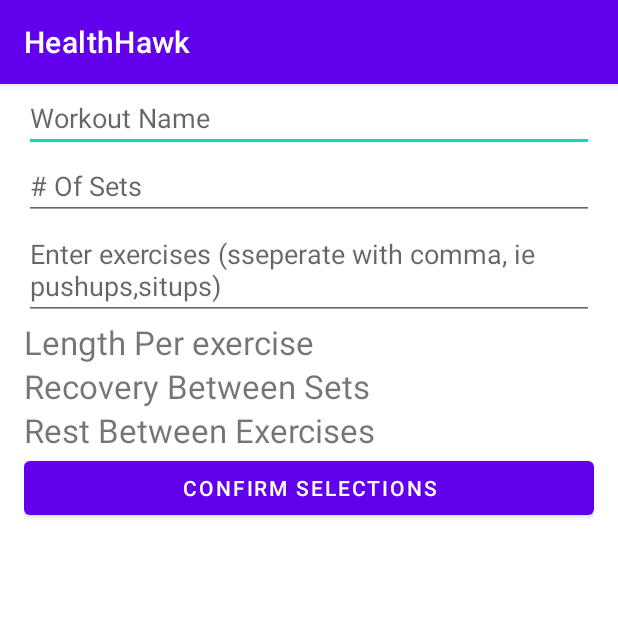
After one commit to ermoter/HealthHawk, an Android app: the AddWorkout screen opened directly, with no data from a screen before it, on a phone screen of 412 x 824 dp, the top half of it. The commit adds this screen. Run offline under Robolectric (Android 15) with nearby library versions, the phone set to English and light mode, and no system bars.

Commit message:
Added the functionality for users to input custom workout details

```diff
--- a/app/build.gradle
+++ b/app/build.gradle
@@ -33,6 +33,7 @@ dependencies {
     implementation 'androidx.appcompat:appcompat:1.3.1'
     implementation 'com.google.android.material:material:1.4.0'
     implementation 'androidx.constraintlayout:constraintlayout:2.1.1'
+    implementation 'androidx.legacy:legacy-support-v4:1.0.0'
     testImplementation 'junit:junit:4.+'
     androidTestImplementation 'androidx.test.ext:junit:1.1.3'
     androidTestImplementation 'androidx.test.espresso:espresso-core:3.4.0'
--- /dev/null
+++ b/app/src/main/java/com/example/healthhawk/AddWorkout.java
@@ -0,0 +1,144 @@
+package com.example.healthhawk;
+
+import androidx.activity.result.ActivityResult;
+import androidx.activity.result.ActivityResultCallback;
+import androidx.activity.result.ActivityResultLauncher;
+import androidx.activity.result.contract.ActivityResultContracts;
+import androidx.appcompat.app.AppCompatActivity;
+
+import android.app.Activity;
+import android.content.Intent;
+import android.os.Bundle;
+import android.view.View;
+import android.widget.Button;
+import android.widget.EditText;
+import android.widget.TextView;
+import android.widget.Toast;
+
+import java.util.Arrays;
+
+public class AddWorkout extends AppCompatActivity {
+    // Key value for intent
+    String currentField;
+    // Prepare global variables for each field within the activity
+    EditText workoutName;
+    EditText numberOfSets;
+    EditText exercises;
+    TextView exerciseTime;
+    TextView restTime;
+    TextView recovery;
+    Button okButton;
+    // default variables for error handling regarding the text views
+    String defaultExerciseTime;
+    String defaultRestTime;
+    String defaultRecovery;
+
+
+
+    @Override
+    protected void onCreate(Bundle savedInstanceState) {
+        super.onCreate(savedInstanceState);
+        setContentView(R.layout.activity_add_workout);
+
+        // Find each view by their ID
+        workoutName = findViewById(R.id.workout_name);
+        numberOfSets = findViewById(R.id.number_of_sets);
+        exercises = findViewById(R.id.exercises);
+        exerciseTime = findViewById(R.id.exercise_time);
+        restTime = findViewById(R.id.rest);
+        recovery = findViewById(R.id.recovery);
+        okButton = findViewById(R.id.confirm_selections_addWorkouts);
+
+        defaultExerciseTime = exerciseTime.getText().toString();
+        defaultRestTime = restTime.getText().toString();
+        defaultRecovery = exerciseTime.getText().toString();
+
+        // Set click listeners for each text view so that the intervals fragment is called
+        exerciseTime.setOnClickListener(new View.OnClickListener() {
+            @Override
+            public void onClick(View view) {
+                getUserInput("exerciseLength");
+            }
+        });
+        restTime.setOnClickListener(new View.OnClickListener() {
+            @Override
+            public void onClick(View view) {
+                getUserInput("rest");
+            }
+        });
+
+        recovery.setOnClickListener(new View.OnClickListener() {
+            @Override
+            public void onClick(View view) {
+                getUserInput("recovery");
+            }
+        });
+
+        // Set on click listener for submit button
+        okButton.setOnClickListener(new View.OnClickListener() {
+            @Override
+            public void onClick(View view) {
+                boolean errorFlag = checkInput();
+                if (errorFlag != true) sendData();
+
+            }
+        });
+
+    }
+
+    // On activity result launcher for when interval data is returned back from fragment
+    ActivityResultLauncher<Intent> intervalsActivityResultLauncher = registerForActivityResult(
+            new ActivityResultContracts.StartActivityForResult(),
+            new ActivityResultCallback<ActivityResult>() {
+                @Override
+                public void onActivityResult(ActivityResult result) {
+                    if (result.getResultCode() == Activity.RESULT_OK) {
+                        Intent data = result.getData();
+                        String resultValue = data.getStringExtra(IntervalsFragment.RESULT_VALUE);
+                        if (currentField == "rest") {
+                            String text = restTime.getText().toString();
+                            restTime.setText(text + ": " + resultValue + " Minutes");
+                        }
+                        else if (currentField == "recovery")  {
+                            String text = recovery.getText().toString();
+                            recovery.setText(text + ": " + resultValue + " Minutes");
+                        }else {
+                            String text = exerciseTime.getText().toString();
+                            exerciseTime.setText(text + ": " + resultValue + " Minutes");
+                        }
+                    }
+                }
+            });
+
+    /** Private helper function which calls a new activity that allows user to input
+     * Their intervals using a number picker*/
+    private void getUserInput(String fieldName) {
+        currentField = fieldName;
+        // Open activity fragment for result
+        Intent intent = new Intent(AddWorkout.this, Intervals.class);
+        intervalsActivityResultLauncher.launch(intent);
+    }
+
+    private boolean checkInput() {
+        boolean flag = false;
+
+        String[] fields = {workoutName.getText().toString(), numberOfSets.getText().toString(),
+                exercises.getText().toString(), exerciseTime.getText().toString(), restTime.getText().toString(), recovery.getText().toString()};
+
+        if ( Arrays.asList(fields).contains("") ) {
+            flag = true;
+            Toast.makeText(this, "Please fill all fields", Toast.LENGTH_SHORT).show();
+        }else if (defaultExerciseTime == fields[3] || defaultRestTime == fields[4] || defaultRecovery == fields[5]) {
+            flag = true;
+            Toast.makeText(this, "Please enter your intervals by clicking the respective texts", Toast.LENGTH_SHORT).show();
+        }
+
+        return flag;
+    }
+
+    private void sendData() {
+        String[] fields = {workoutName.getText().toString(), numberOfSets.getText().toString(),
+                exercises.getText().toString(), exerciseTime.getText().toString(), restTime.getText().toString(), recovery.getText().toString()};
+    }
+
+}
--- /dev/null
+++ b/app/src/main/res/layout/activity_add_workout.xml
@@ -0,0 +1,59 @@
+<?xml version="1.0" encoding="utf-8"?>
+<LinearLayout xmlns:android="http://schemas.android.com/apk/res/android"
+    android:layout_width="match_parent"
+    android:layout_height="match_parent"
+    android:paddingLeft="16dp"
+    android:paddingRight="16dp"
+    android:orientation="vertical" >
+    <EditText
+        android:id="@+id/workout_name"
+        android:layout_width="match_parent"
+        android:layout_height="wrap_content"
+        android:inputType="time"
+        android:hint="@string/workout_name" />
+    <EditText
+        android:id="@+id/number_of_sets"
+        android:layout_width="match_parent"
+        android:layout_height="wrap_content"
+        android:hint="@string/sets"
+        android:inputType="number"/>
+    <EditText
+        android:id="@+id/exercises"
+        android:layout_width="match_parent"
+        android:layout_height="wrap_content"
+        android:hint="@string/input_exercises" />
+
+    <TextView
+        android:id="@+id/exercise_time"
+        android:layout_width="match_parent"
+        android:layout_height="wrap_content"
+        android:text="@string/exercise_length"
+        android:textSize="22dp"
+        android:clickable="true" />
+
+    <TextView
+        android:id="@+id/recovery"
+        android:layout_width="match_parent"
+        android:layout_height="wrap_content"
+        android:text="@string/recovery"
+        android:textSize="22dp"
+        android:clickable="true" />
+    <TextView
+        android:id="@+id/rest"
+        android:layout_width="match_parent"
+        android:layout_height="wrap_content"
+        android:text="@string/rest"
+        android:textSize="22dp"
+        android:clickable="true"/>
+
+
+
+    <Button
+        android:layout_width="match_parent"
+        android:layout_height="wrap_content"
+        android:text="Confirm Selections"
+        android:id="@+id/confirm_selections_addWorkouts">
+    </Button>
+
+
+</LinearLayout>
--- a/app/src/main/res/values/strings.xml
+++ b/app/src/main/res/values/strings.xml
@@ -1,3 +1,15 @@
 <resources>
     <string name="app_name">HealthHawk</string>
+    <!-- TODO: Remove or change this placeholder text -->
+    <string name="hello_blank_fragment">Hello blank fragment</string>
+    <string name="workout_name">Workout Name</string>
+    <string name="sets"># Of Sets</string>
+    <string name="minutes">Minutes</string>
+    <string name="seconds">Seconds</string>
+    <string name="cooldown_sets">Cooldown Between Sets</string>
+    <string name="cooldown_exercises">Cooldown Between Exercises</string>
+    <string name="input_exercises">Enter exercises (sseperate with comma, ie pushups,situps)</string>
+    <string name="recovery">Recovery Between Sets</string>
+    <string name="rest">"Rest Between Exercises "</string>
+    <string name="exercise_length">Length Per exercise</string>
 </resources>
```
Also changed, not shown: app/src/main/AndroidManifest.xml (+9 -0 lines), app/src/main/java/com/example/healthhawk/Intervals.java (added, +19 -0 lines), app/src/main/java/com/example/healthhawk/IntervalsFragment.java (added, +77 -0 lines), app/src/main/java/com/example/healthhawk/MainActivity.java (+14 -0 lines), app/src/main/java/com/example/healthhawk/Workouts.java (added, +20 -0 lines), app/src/main/res/layout/activity_intervals.xml (added, +17 -0 lines), app/src/main/res/layout/activity_main.xml (+10 -0 lines), app/src/main/res/layout/activity_workouts.xml (added, +46 -0 lines), app/src/main/res/layout/fragment_intervals.xml (added, +65 -0 lines), app/src/main/res/layout/workout_items.xml (added, +17 -0 lines).
